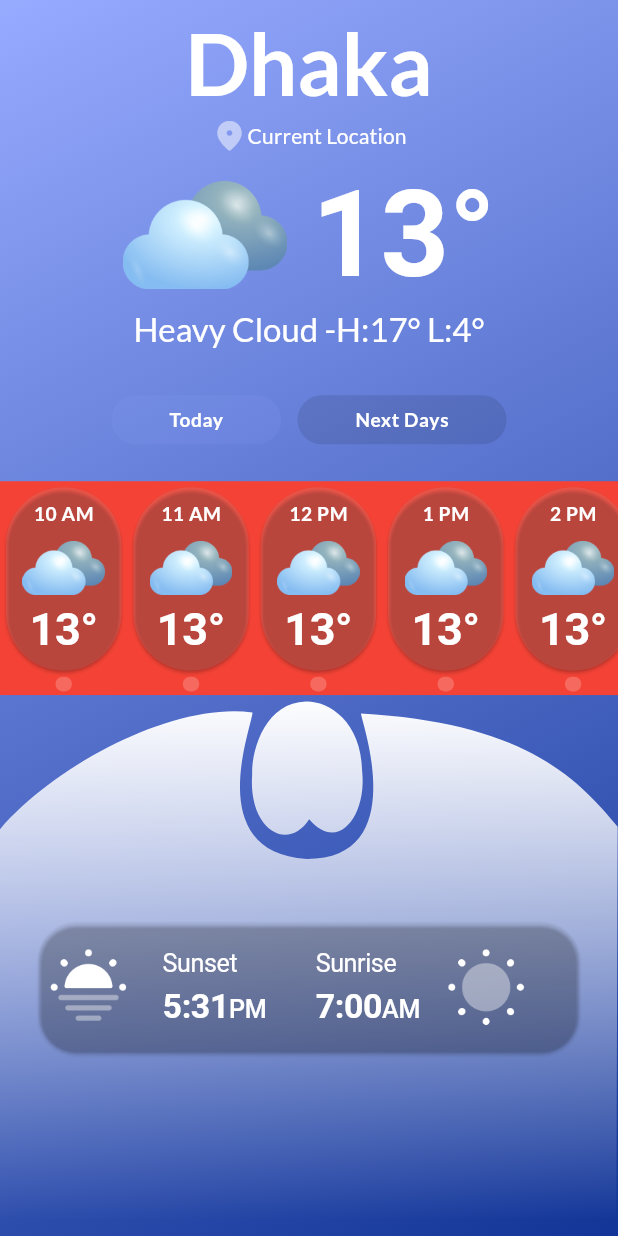
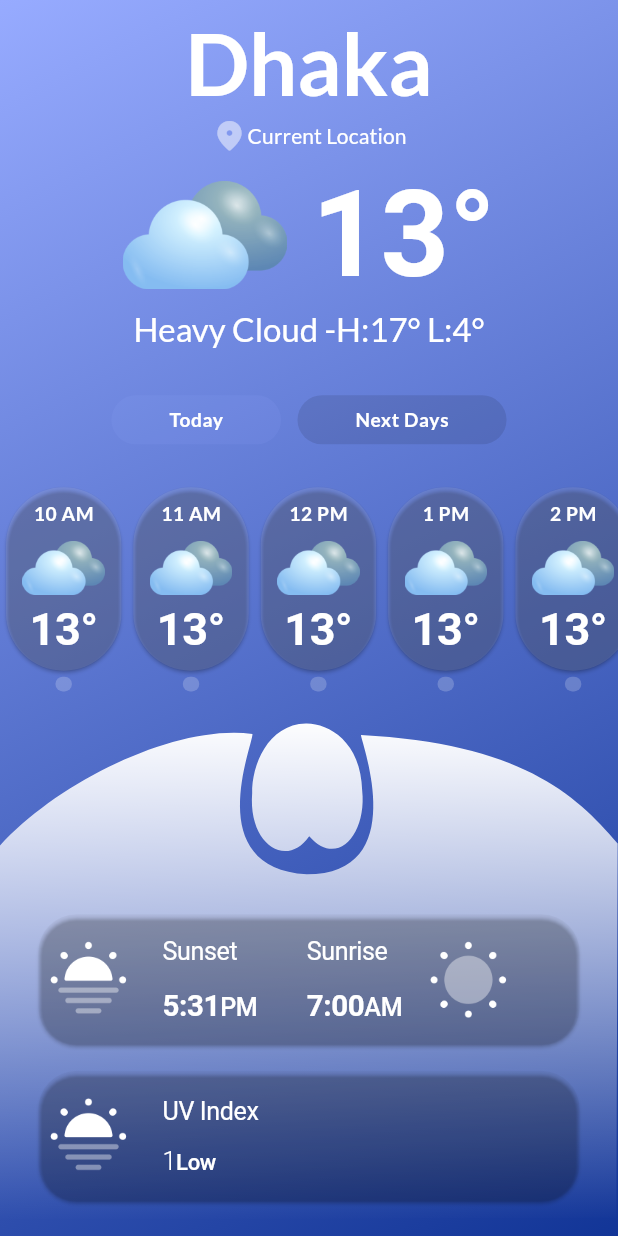
Before and after one commit to AAShayon/sf_weather, a Flutter app: the screen it shows after launch, on a phone screen of 412 x 824 dp. Run offline on Flutter 3.47's test engine with Material 3 defaults, Android fonts, the phone set to English and light mode, and no system bars; our stand-ins replace flutter_screenutil, font_awesome_flutter, google_fonts.

Commit message:
Solve-device Responsive and tested all screen Size min(375,838) -- max(853,1280)

```diff
--- a/lib/view/homepage/homepage.dart
+++ b/lib/view/homepage/homepage.dart
@@ -56,12 +56,14 @@ class _HomepageState extends State<Homepage> {
                     decoration: BoxDecoration(
                       gradient: cpgradientColor
                     ),
+                    child: SingleChildScrollView(
                       child: Column(
                         crossAxisAlignment: CrossAxisAlignment.center,
                         children: [
                           Padding(
-                          padding: EdgeInsets.only(top: 150.h,left: 20.w,right: 20.w),
-                          child: Card(
+                            padding: EdgeInsets.only(top: 130.h,left: 20.w,right: 20.w),
+                            child:
+                            Card(
 
                               color: Colors.transparent,
                               shape: RoundedRectangleBorder(
@@ -84,7 +86,7 @@ class _HomepageState extends State<Homepage> {
                                         ),
                                         // SunSetSunRise(text: 'Sunset',time: '5:31 PM',),
                                         Padding(
-                                        padding: EdgeInsets.symmetric(vertical: 15.h,horizontal: 15.w),
+                                          padding: EdgeInsets.symmetric(horizontal: 15.w,vertical: 8.h),
                                           child: Column(
                                             crossAxisAlignment:
                                                 CrossAxisAlignment.start,
@@ -110,7 +112,7 @@ class _HomepageState extends State<Homepage> {
                                                               color: Colors.white,
                                                               fontWeight:
                                                                   FontWeight.w700,
-                                                            fontSize: 23.sp),
+                                                              fontSize: 20.sp),
                                                   children:  <TextSpan>[
                                                     TextSpan(
                                                       text: 'PM',style:Theme.of(context)
@@ -133,7 +135,7 @@ class _HomepageState extends State<Homepage> {
                                       children: [
                                         // SunSetSunRise(text: 'Sunset',time: '5:31 PM',),
                                         Padding(
-                                        padding: EdgeInsets.symmetric(vertical: 15.h,horizontal: 15.w),
+                                          padding: EdgeInsets.symmetric(horizontal: 15.w,vertical: 8.h),
                                           child: Column(
                                             crossAxisAlignment:
                                             CrossAxisAlignment.start,
@@ -159,7 +161,7 @@ class _HomepageState extends State<Homepage> {
                                                           color: Colors.white,
                                                           fontWeight:
                                                           FontWeight.w700,
-                                                        fontSize: 23.sp),
+                                                          fontSize: 20.sp),
                                                       children:  <TextSpan>[
                                                         TextSpan(
                                                           text: 'AM',style:Theme.of(context)
@@ -189,8 +191,86 @@ class _HomepageState extends State<Homepage> {
                                 ),
                               ),
                             ),
+                          ),
+                          Padding(
+                            padding: EdgeInsets.symmetric(vertical: 10.h,horizontal: 20.w
+                            ),
+                            child: Card(
+
+                              color: Colors.transparent,
+                              shape: RoundedRectangleBorder(
+                                  borderRadius: BorderRadius.circular(25)),
+                              child: SizedBox(
+                                height: 88.h,
+                                child:
+                                Row(
+                                  children: [
+                                    Row(
+                                      children: [
+                                        Padding(
+                                          padding: EdgeInsets.symmetric(horizontal: 5.w),
+                                          child: Image.asset(
+                                            'assets/day.png',
+                                            height: 56.h,
+                                            width: 56.h,
+                                            color: Colors.white,
+                                          ),
+                                        ),
+                                        // SunSetSunRise(text: 'Sunset',time: '5:31 PM',),
+                                        Padding(
+                                          padding: EdgeInsets.symmetric(vertical: 10.h,horizontal: 15.w),
+                                          child: Column(
+                                            crossAxisAlignment:
+                                            CrossAxisAlignment.start,
+                                            mainAxisAlignment:
+                                            MainAxisAlignment.spaceAround,
+                                            children: [
+                                              Text('UV Index',style:Theme.of(context)
+                                                  .textTheme
+                                                  .displayLarge!
+                                                  .copyWith(
+                                                  color: Colors.white,
+                                                  fontWeight:
+                                                  FontWeight.w400,
+                                                  fontSize: 17.sp)),
+                                              // Text('5:31Pm')
+                                              RichText(
+                                                  text: TextSpan(
+                                                      text: '1',
+                                                      style: Theme.of(context)
+                                                          .textTheme
+                                                          .displayLarge!
+                                                          .copyWith(
+                                                          color: Colors.white,
+                                                          fontWeight:
+                                                          FontWeight.w300,
+                                                          fontSize: 17.sp),
+                                                      children:  <TextSpan>[
+                                                        TextSpan(
+                                                          text: 'Low',style:Theme.of(context)
+                                                            .textTheme
+                                                            .displayLarge!
+                                                            .copyWith(
+                                                            color: Colors.white,
+                                                            fontWeight:
+                                                            FontWeight.w500,
+                                                            fontSize: 15.sp),
+                                                        )
+
+                                                      ]))
+                                            ],
+                                          ),
                                         )
                                       ],
+                                    ),
+
+                                  ],
+                                ),
+                              ),
+                            ),
+                          ),
+                        ],
+                      ),
                     ),
                   ),
                 ),
--- a/lib/view/homepage/widgets/temperature_forecast_card.dart
+++ b/lib/view/homepage/widgets/temperature_forecast_card.dart
@@ -11,8 +11,7 @@ class TemperatureInformationPerHour extends StatelessWidget {
   @override
   Widget build(BuildContext context) {
     return Container(
-      color: Colors.red,
-      height: 145.h,
+      height: 160.h,
       child: ListView.builder(
         itemCount: 12, // Display only 12 hours from current time to 11:59 AM
         scrollDirection: Axis.horizontal,
```
Lines whose indentation alone changed are shown as unchanged.
